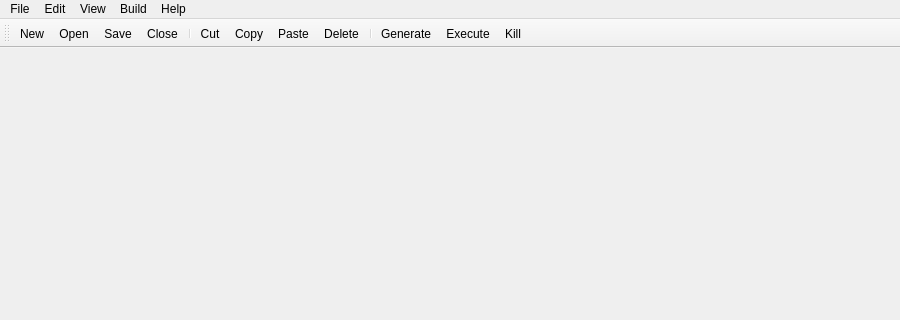
This is grc/qtgui/MainWindow.ui in skoslowski/gnuradio as Qt 5 draws it before an edit; both pictures show x 0 to 900 and y 0 to 320 of the 900 by 611 pixel window. The edited form follows.
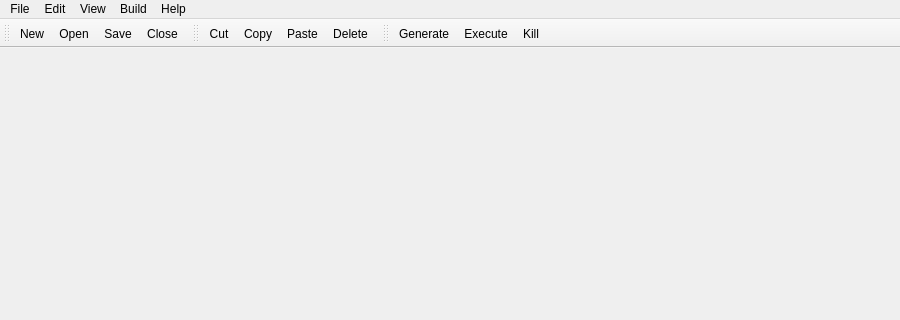
This is the edited form. Icons and pictures are not drawn.

Commit message: Multiple toolbars

Patch:
```diff
--- a/grc/qtgui/MainWindow.ui
+++ b/grc/qtgui/MainWindow.ui
@@ -137,15 +137,6 @@
    <addaction name="actionOpen"/>
    <addaction name="actionSave"/>
    <addaction name="actionClose"/>
-   <addaction name="separator"/>
-   <addaction name="actionCut"/>
-   <addaction name="actionCopy"/>
-   <addaction name="actionPaste"/>
-   <addaction name="actionDelete"/>
-   <addaction name="separator"/>
-   <addaction name="actionGenerate"/>
-   <addaction name="actionExecute"/>
-   <addaction name="actionKill"/>
   </widget>
   <widget class="QDockWidget" name="reportDock">
    <property name="windowTitle">
@@ -185,6 +176,35 @@
     </layout>
    </widget>
   </widget>
+  <widget class="QToolBar" name="editToolbar">
+   <property name="windowTitle">
+    <string>toolBar_2</string>
+   </property>
+   <attribute name="toolBarArea">
+    <enum>TopToolBarArea</enum>
+   </attribute>
+   <attribute name="toolBarBreak">
+    <bool>false</bool>
+   </attribute>
+   <addaction name="actionCut"/>
+   <addaction name="actionCopy"/>
+   <addaction name="actionPaste"/>
+   <addaction name="actionDelete"/>
+  </widget>
+  <widget class="QToolBar" name="actionToolbar">
+   <property name="windowTitle">
+    <string>toolBar_2</string>
+   </property>
+   <attribute name="toolBarArea">
+    <enum>TopToolBarArea</enum>
+   </attribute>
+   <attribute name="toolBarBreak">
+    <bool>false</bool>
+   </attribute>
+   <addaction name="actionGenerate"/>
+   <addaction name="actionExecute"/>
+   <addaction name="actionKill"/>
+  </widget>
   <action name="actionNew">
    <property name="icon">
     <iconset theme="document-new"/>
```
